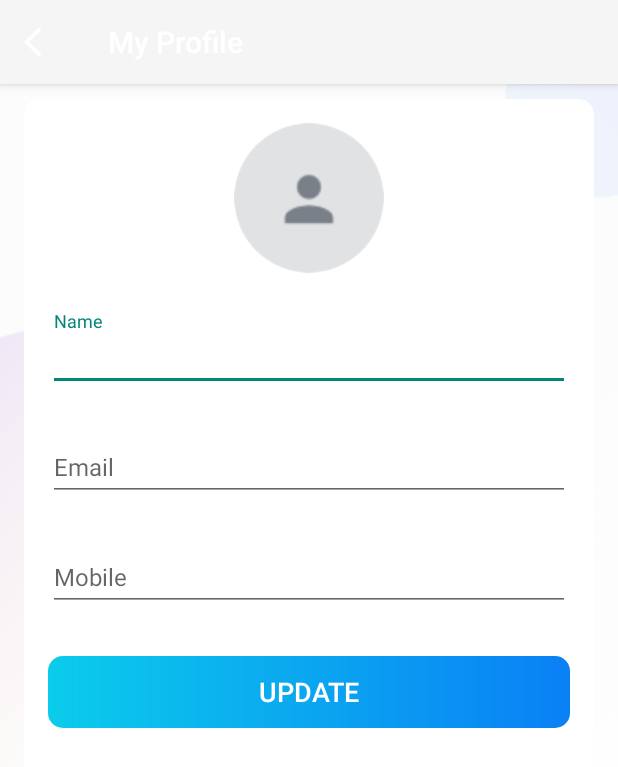
After one commit to abhiguru/TrelloClone, an Android app: the MyProfileActivity screen opened directly, with no data from a screen before it, on a phone screen of 412 x 824 dp. The commit adds this screen. Shown: the top 767 px of the screen. Run offline under Robolectric (Android 15) with nearby library versions, the phone set to English and light mode, and no system bars; our stand-ins replace CircleImageView, Firebase (no records; nobody signed in at launch, a user with empty details on screens opened directly); 1 statement that could not run was skipped.

Commit message:
activity for result launching the simple way

```diff
--- /dev/null
+++ b/app/src/main/java/in/tutorial/trelloclone/activities/MyProfileActivity.kt
@@ -0,0 +1,117 @@
+package `in`.tutorial.trelloclone.activities
+
+import android.app.Activity
+import android.content.Intent
+import android.content.pm.PackageManager
+import android.net.Uri
+import androidx.appcompat.app.AppCompatActivity
+import android.os.Bundle
+import android.provider.MediaStore
+import android.widget.Toast
+import androidx.activity.OnBackPressedDispatcher
+import androidx.activity.result.contract.ActivityResultContracts
+import androidx.core.app.ActivityCompat
+import androidx.core.content.ContextCompat
+import com.bumptech.glide.Glide
+import `in`.tutorial.trelloclone.R
+import `in`.tutorial.trelloclone.databinding.ActivityMyProfileBinding
+import `in`.tutorial.trelloclone.firebase.FirestoreClass
+import `in`.tutorial.trelloclone.models.User
+import java.io.IOException
+
+class MyProfileActivity : AppCompatActivity() {
+    var binding:ActivityMyProfileBinding? = null
+    companion object {
+        private const val READ_STORAGE_PERMISSION_CODE = 1
+        private const val PICK_IMAGE_REQUEST_CODE = 2
+    }
+    private var mSelImageFileUri : Uri? = null
+
+    override fun onCreate(savedInstanceState: Bundle?) {
+        super.onCreate(savedInstanceState)
+        binding = ActivityMyProfileBinding.inflate(layoutInflater)
+        setContentView(binding?.root)
+        setupActionBar()
+        FirestoreClass().loadUserData(this)
+        binding?.ivUserProfileImage?.setOnClickListener {
+            if(ContextCompat.checkSelfPermission(this,
+                    android.Manifest.permission.READ_EXTERNAL_STORAGE)
+                        == PackageManager.PERMISSION_GRANTED){
+                showImageChooser()
+            }else{
+                ActivityCompat.requestPermissions(
+                    this,
+                    arrayOf(android.Manifest.permission.READ_EXTERNAL_STORAGE),
+                    READ_STORAGE_PERMISSION_CODE)
+            }
+        }
+    }
+
+    override fun onRequestPermissionsResult(
+        requestCode: Int,
+        permissions: Array<out String>,
+        grantResults: IntArray
+    ) {
+        super.onRequestPermissionsResult(requestCode, permissions, grantResults)
+        if(requestCode == READ_STORAGE_PERMISSION_CODE){
+            if(grantResults.isNotEmpty() && grantResults[0] == PackageManager.PERMISSION_GRANTED){
+                showImageChooser()
+            }
+        }else{
+            Toast.makeText(
+                this,
+                "You denied permissions required",
+                Toast.LENGTH_SHORT
+            ).show()
+        }
+    }
+
+    private fun showImageChooser(){
+        val galIntent = Intent(Intent.ACTION_PICK, MediaStore.Images.Media.EXTERNAL_CONTENT_URI)
+        resLauncher.launch(galIntent)
+    }
+
+    private val resLauncher = registerForActivityResult(ActivityResultContracts.StartActivityForResult()){
+        result ->
+        if(result.resultCode == Activity.RESULT_OK){
+            val intent : Intent? = result.data
+            mSelImageFileUri = intent?.data
+            try {
+                Glide
+                    .with(this@MyProfileActivity)
+                    .load(mSelImageFileUri)
+                    .centerCrop()
+                    .placeholder(R.drawable.ic_user_place_holder)
+                    .into(binding?.ivUserProfileImage!!);
+            }catch (e:IOException){
+                e.printStackTrace()
+            }
+        }
+    }
+
+    private fun setupActionBar(){
+        setSupportActionBar(binding?.toolbarMyProfileActivity)
+        val actionBar = supportActionBar
+        if(actionBar != null){
+            actionBar.setDisplayHomeAsUpEnabled(true)
+            actionBar.setHomeAsUpIndicator(R.drawable.ic_white_color_back_24dp)
+            actionBar.title = resources.getString(R.string.my_profile)
+        }
+        binding?.toolbarMyProfileActivity?.setNavigationOnClickListener {
+            onBackPressedDispatcher.onBackPressed()
+        }
+    }
+    fun setUserDataInUI(user: User){
+        Glide
+            .with(this@MyProfileActivity)
+            .load(user.image)
+            .centerCrop()
+            .placeholder(R.drawable.ic_user_place_holder)
+            .into(binding?.ivUserProfileImage!!);
+        binding?.etName?.setText(user.name)
+        binding?.etEmail?.setText(user.email)
+        if(user.mobile != 0L){
+            binding?.etMobile?.setText(user.mobile.toString())
+        }
+    }
+}
--- a/app/src/main/java/in/tutorial/trelloclone/firebase/FirestoreClass.kt
+++ b/app/src/main/java/in/tutorial/trelloclone/firebase/FirestoreClass.kt
@@ -1,10 +1,12 @@
 package `in`.tutorial.trelloclone.firebase
 
+import android.app.Activity
 import android.util.Log
 import com.google.firebase.auth.FirebaseAuth
-import com.google.firebase.auth.UserInfo
 import com.google.firebase.firestore.FirebaseFirestore
 import com.google.firebase.firestore.SetOptions
+import `in`.tutorial.trelloclone.activities.MainActivity
+import `in`.tutorial.trelloclone.activities.MyProfileActivity
 import `in`.tutorial.trelloclone.activities.SignInActivity
 import `in`.tutorial.trelloclone.activities.Signup
 import `in`.tutorial.trelloclone.models.User
@@ -12,17 +14,17 @@ import `in`.tutorial.trelloclone.utils.Constants
 
 class FirestoreClass {
     private val mFireStore = FirebaseFirestore.getInstance()
-    fun registerUser(activity: Signup, userInfo: User){
+    fun registerUser(activity: Signup, userInfo: User) {
         mFireStore.collection(Constants.USERS)
             .document(getCurrentUserId()).set(userInfo, SetOptions.merge())
             .addOnSuccessListener {
                 activity.userRegisteredSuccess()
-            }.addOnFailureListener{
-                e->
+            }.addOnFailureListener { e ->
                 Log.e(activity.javaClass.simpleName, "Error with registration creating document")
             }
     }
-    fun getCurrentUserId():String{
+
+    fun getCurrentUserId(): String {
         var currentUser = FirebaseAuth.getInstance().currentUser
         var curentUserID = ""
         currentUser?.let {
@@ -30,15 +32,34 @@ class FirestoreClass {
         }
         return curentUserID
     }
-    fun signInUser(activity: SignInActivity){
+
+    fun loadUserData(activity: Activity) {
         mFireStore.collection(Constants.USERS)
             .document(getCurrentUserId())
             .get()
-            .addOnSuccessListener {document ->
+            .addOnSuccessListener { document ->
                 val loggedInUser = document.toObject(User::class.java)
-                activity.signInSuccess(loggedInUser!!)
-            }.addOnFailureListener{
-                    e->
+                when (activity) {
+                    is SignInActivity -> {
+                        activity.signInSuccess(loggedInUser!!)
+                    }
+                    is MainActivity -> {
+                        activity.updateNavigationUserDetails(loggedInUser!!)
+                    }
+                    is MyProfileActivity->{
+                        activity.setUserDataInUI(loggedInUser!!)
+                    }
+                }
+
+            }.addOnFailureListener { e ->
+                when (activity) {
+                    is SignInActivity -> {
+                        activity.hideProgressDialog()
+                    }
+                    is MainActivity -> {
+                        activity.hideProgressDialog()
+                    }
+                }
                 Log.e(activity.javaClass.simpleName, "Error with getting data")
             }
     }
--- /dev/null
+++ b/app/src/main/res/drawable/ic_action_nav_menu.xml
@@ -0,0 +1,5 @@
+<vector android:height="24dp" android:tint="#000000"
+    android:viewportHeight="24" android:viewportWidth="24"
+    android:width="24dp" xmlns:android="http://schemas.android.com/apk/res/android">
+    <path android:fillColor="@android:color/white" android:pathData="M3,18h18v-2L3,16v2zM3,13h18v-2L3,11v2zM3,6v2h18L21,6L3,6z"/>
+</vector>
--- /dev/null
+++ b/app/src/main/res/drawable/ic_white_color_back_24dp.xml
@@ -0,0 +1,5 @@
+<vector android:autoMirrored="true" android:height="24dp"
+    android:tint="#FFFFFF" android:viewportHeight="24"
+    android:viewportWidth="24" android:width="24dp" xmlns:android="http://schemas.android.com/apk/res/android">
+    <path android:fillColor="@android:color/white" android:pathData="M11.67,3.87L9.9,2.1 0,12l9.9,9.9 1.77,-1.77L3.54,12z"/>
+</vector>
--- a/app/src/main/res/layout/activity_main.xml
+++ b/app/src/main/res/layout/activity_main.xml
@@ -9,6 +9,7 @@
     tools:openDrawer="start">
 
     <include
+        android:id="@+id/app_bar_main"
         layout="@layout/app_bar_main"
         android:layout_width="match_parent"
         android:layout_height="match_parent" />
--- /dev/null
+++ b/app/src/main/res/layout/activity_my_profile.xml
@@ -0,0 +1,124 @@
+<?xml version="1.0" encoding="utf-8"?>
+<!--TODO (Step 3: Design the My Profile Screen view.)-->
+<!--START-->
+<!--All the constant values are added in their folders and files :
+       1. Drawable values are added in the drawable folders.
+       2. String values in the strings.xml file.
+       3. Dimen values in the dimens.xml file.
+-->
+<LinearLayout xmlns:android="http://schemas.android.com/apk/res/android"
+    xmlns:app="http://schemas.android.com/apk/res-auto"
+    xmlns:tools="http://schemas.android.com/tools"
+    android:layout_width="match_parent"
+    android:layout_height="match_parent"
+    android:orientation="vertical"
+    tools:context=".activities.MyProfileActivity">
+
+    <com.google.android.material.appbar.AppBarLayout
+        android:layout_width="match_parent"
+        android:layout_height="wrap_content"
+        android:theme="@style/AppTheme.AppBarOverlay">
+
+        <androidx.appcompat.widget.Toolbar
+            android:id="@+id/toolbar_my_profile_activity"
+            android:layout_width="match_parent"
+            android:layout_height="?attr/actionBarSize"
+            android:background="?attr/colorPrimary"
+            app:popupTheme="@style/AppTheme.PopupOverlay" />
+    </com.google.android.material.appbar.AppBarLayout>
+
+    <!--This layout is just used for applying a background image to the screen below the toolbar.-->
+    <LinearLayout
+        android:layout_width="match_parent"
+        android:layout_height="match_parent"
+        android:background="@drawable/ic_background">
+
+        <androidx.cardview.widget.CardView
+            android:layout_width="match_parent"
+            android:layout_height="match_parent"
+            android:layout_marginStart="@dimen/my_profile_screen_content_marginStartEnd"
+            android:layout_marginTop="@dimen/my_profile_screen_content_marginTopBottom"
+            android:layout_marginEnd="@dimen/my_profile_screen_content_marginStartEnd"
+            android:layout_marginBottom="@dimen/my_profile_screen_content_marginTopBottom"
+            android:elevation="@dimen/card_view_elevation"
+            app:cardCornerRadius="@dimen/card_view_corner_radius">
+
+            <LinearLayout
+                android:layout_width="match_parent"
+                android:layout_height="wrap_content"
+                android:gravity="center_horizontal"
+                android:orientation="vertical"
+                android:padding="@dimen/my_profile_screen_content_padding">
+
+                <de.hdodenhof.circleimageview.CircleImageView
+                    android:id="@+id/iv_user_profile_image"
+                    android:layout_width="@dimen/my_profile_user_image_size"
+                    android:layout_height="@dimen/my_profile_user_image_size"
+                    android:contentDescription="@string/image_contentDescription"
+                    android:src="@drawable/ic_user_place_holder" />
+
+                <com.google.android.material.textfield.TextInputLayout
+                    android:layout_width="match_parent"
+                    android:layout_height="wrap_content"
+                    android:layout_marginTop="@dimen/my_profile_name_til_marginTop">
+
+                    <androidx.appcompat.widget.AppCompatEditText
+                        android:id="@+id/et_name"
+                        android:layout_width="match_parent"
+                        android:layout_height="wrap_content"
+                        android:hint="@string/name"
+                        android:textSize="@dimen/et_text_size" />
+
+                </com.google.android.material.textfield.TextInputLayout>
+
+                <com.google.android.material.textfield.TextInputLayout
+                    android:layout_width="match_parent"
+                    android:layout_height="wrap_content"
+                    android:layout_marginTop="@dimen/my_profile_et_email_marginTop">
+
+                    <!--TODO (Step 4: Here we make the email EditText as focusable false. As it should not be editable.)-->
+                    <androidx.appcompat.widget.AppCompatEditText
+                        android:id="@+id/et_email"
+                        android:layout_width="match_parent"
+                        android:layout_height="wrap_content"
+                        android:focusable="false"
+                        android:focusableInTouchMode="false"
+                        android:hint="@string/email"
+                        android:inputType="textEmailAddress"
+                        android:textSize="@dimen/et_text_size" />
+
+                </com.google.android.material.textfield.TextInputLayout>
+
+                <com.google.android.material.textfield.TextInputLayout
+                    android:layout_width="match_parent"
+                    android:layout_height="wrap_content"
+                    android:layout_marginTop="@dimen/my_profile_et_mobile_marginTop">
+
+                    <androidx.appcompat.widget.AppCompatEditText
+                        android:id="@+id/et_mobile"
+                        android:layout_width="match_parent"
+                        android:layout_height="wrap_content"
+                        android:hint="@string/mobile"
+                        android:inputType="phone"
+                        android:textSize="@dimen/et_text_size" />
+
+                </com.google.android.material.textfield.TextInputLayout>
+
+                <Button
+                    android:id="@+id/btn_update"
+                    android:layout_width="match_parent"
+                    android:layout_height="wrap_content"
+                    android:layout_gravity="center"
+                    android:layout_marginTop="@dimen/my_profile_btn_update_marginTop"
+                    android:background="@drawable/shape_button_rounded"
+                    android:foreground="?attr/selectableItemBackground"
+                    android:gravity="center"
+                    android:paddingTop="@dimen/btn_paddingTopBottom"
+                    android:paddingBottom="@dimen/btn_paddingTopBottom"
+                    android:text="@string/update"
+                    android:textColor="@android:color/white"
+                    android:textSize="@dimen/btn_text_size" />
+            </LinearLayout>
+        </androidx.cardview.widget.CardView>
+    </LinearLayout>
+</LinearLayout><!--END-->
--- a/app/src/main/res/layout/nav_header_main.xml
+++ b/app/src/main/res/layout/nav_header_main.xml
@@ -14,7 +14,7 @@
     android:theme="@style/ThemeOverlay.AppCompat.Dark">
 
     <de.hdodenhof.circleimageview.CircleImageView
-        android:id="@+id/iv_user_image"
+        android:id="@+id/nav_user_image"
         android:layout_width="@dimen/nav_image_size"
         android:layout_height="@dimen/nav_image_size"
         android:layout_marginStart="@dimen/nav_content_margin_StartEnd"
--- a/app/src/main/res/values/dimens.xml
+++ b/app/src/main/res/values/dimens.xml
@@ -43,4 +43,12 @@
     <dimen name="nav_user_name_text_size">18sp</dimen>
     <dimen name="nav_image_circular_border_width">1dp</dimen>
     <dimen name="nav_divider_height">0.5dp</dimen>
+    <dimen name="my_profile_screen_content_marginStartEnd">16dp</dimen>
+    <dimen name="my_profile_screen_content_marginTopBottom">10dp</dimen>
+    <dimen name="my_profile_screen_content_padding">16dp</dimen>
+    <dimen name="my_profile_user_image_size">100dp</dimen>
+    <dimen name="my_profile_name_til_marginTop">25dp</dimen>
+    <dimen name="my_profile_et_email_marginTop">20dp</dimen>
+    <dimen name="my_profile_et_mobile_marginTop">20dp</dimen>
+    <dimen name="my_profile_btn_update_marginTop">30dp</dimen>
 </resources>
--- a/app/src/main/res/values/strings.xml
+++ b/app/src/main/res/values/strings.xml
@@ -15,4 +15,7 @@
     <string name="please_wait">Please Wait&#8230;</string>
     <string name="nav_my_profile">My Profile</string>
     <string name="nav_sign_out">Sign Out</string>
+    <string name="mobile">Mobile</string>
+    <string name="update">UPDATE</string>
+    <string name="my_profile">My Profile</string>
 </resources>
```
Also changed, not shown: app/build.gradle (+6 -3 lines), app/src/main/AndroidManifest.xml (+11 -3 lines), app/src/main/java/in/tutorial/trelloclone/activities/MainActivity.kt (+71 -3 lines), app/src/main/java/in/tutorial/trelloclone/activities/SignInActivity.kt (+1 -6 lines).
